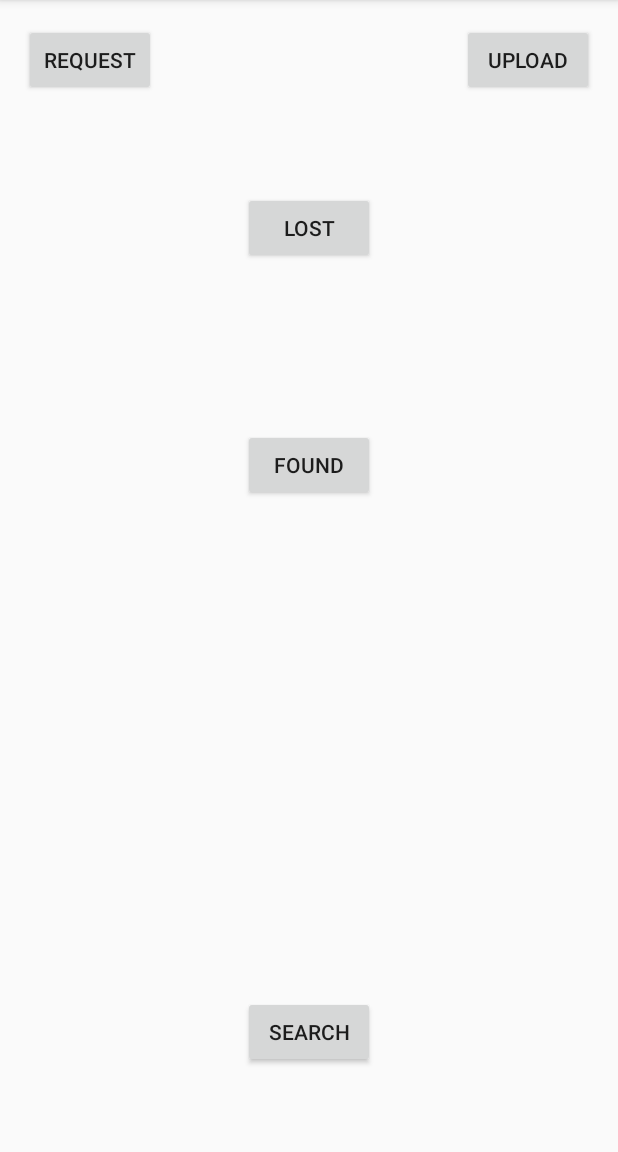
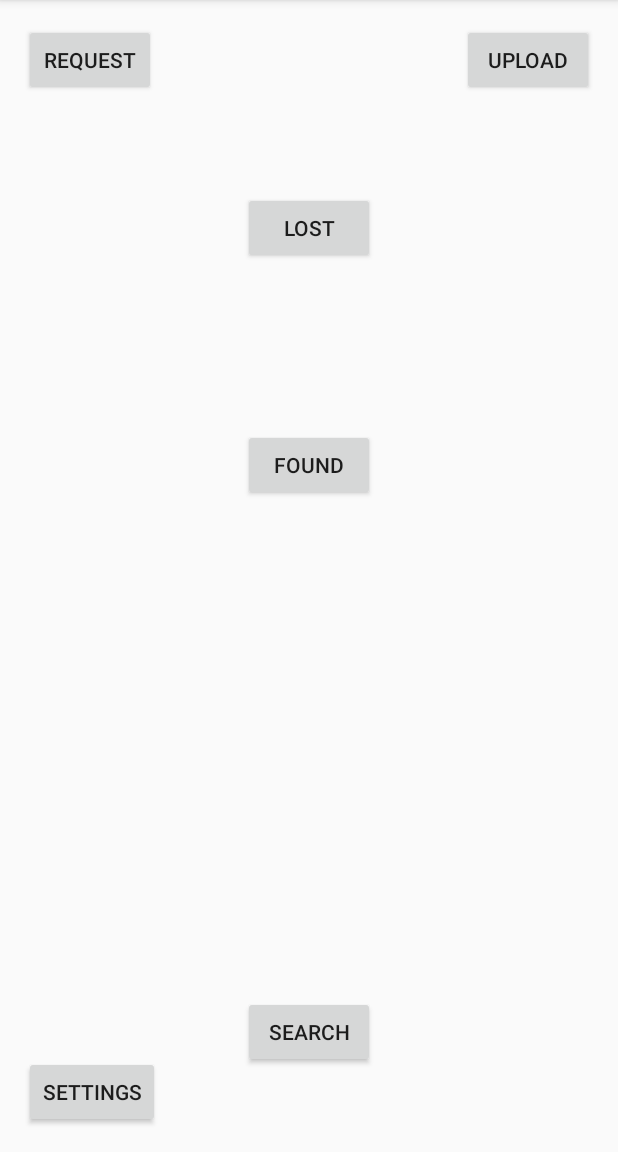
Before and after one commit to Toyboat/F16-ITSMAP-App-Project-Group-25, an Android app: the screen it shows after launch (MainActivity), after a tap on "REQUEST", on a phone screen of 412 x 824 dp, the part 84-1236 px from its top. Run offline under Robolectric (Android 15) with nearby library versions, the phone set to English and light mode, and no system bars; our stand-ins replace Volley; network calls fail.

```diff
--- a/FinalProject/app/build.gradle
+++ b/FinalProject/app/build.gradle
@@ -22,8 +22,9 @@ android {
 dependencies {
     compile fileTree(include: ['*.jar'], dir: 'libs')
     testCompile 'junit:junit:4.12'
+    compile project(':volley')
     compile 'com.android.support:appcompat-v7:23.3.0'
     compile 'com.android.support:support-v4:23.3.0'
     compile 'com.android.support:recyclerview-v7:23.3.0'
-    compile project(':volley')
+    compile 'com.android.support:design:23.3.0'
 }
--- a/FinalProject/app/src/main/java/com/example/victor/finalproject/Helpers/ServerService.java
+++ b/FinalProject/app/src/main/java/com/example/victor/finalproject/Helpers/ServerService.java
@@ -3,6 +3,7 @@ package com.example.victor.finalproject.Helpers;
 import android.app.Service;
 import android.content.Context;
 import android.content.Intent;
+import android.content.SharedPreferences;
 import android.location.Location;
 import android.os.Binder;
 import android.os.IBinder;
@@ -18,6 +19,7 @@ import com.android.volley.toolbox.JsonObjectRequest;
 import com.android.volley.toolbox.StringRequest;
 import com.android.volley.toolbox.Volley;
 import com.example.victor.finalproject.Datacontainers.Item;
+import com.example.victor.finalproject.ProjectConstants;
 import com.example.victor.finalproject.R;
 
 import org.json.JSONArray;
@@ -32,6 +34,8 @@ public class ServerService extends Service {
     //todo: implement server and connect
     public ServerService() {
     }
+
+
     private final IBinder binder = new LocalBinder();
 
     public class LocalBinder extends Binder {
@@ -49,9 +53,13 @@ public class ServerService extends Service {
     public static void searchFor(Context context,Item i)
     {
         RequestQueue requestQueue = Volley.newRequestQueue(context);
-        String address = context.getResources().getString(R.string.server_address);
-        String scriptname = context.getResources().getString(R.string.server_search_script);
-        String url = address + scriptname + "?jsonItem=";
+        SharedPreferences sp = context.getSharedPreferences(context.getString(R.string.shared_prefs_id), Context.MODE_PRIVATE);
+        String address = sp.getString(ProjectConstants.SharedPrefs_ServerAddress,context.getString(R.string.server_address));
+
+               // String address = context.getResources().getString(R.string.server_address);
+        String subdir = context.getString(R.string.server_subdir);
+        String scriptname = context.getString(R.string.server_search_script);
+        String url = "http://" + address+ "/" + subdir + "/" + scriptname + "?jsonItem=";
 
         url += i.toJSONString();
         Log.println(Log.DEBUG,"StringRequest","URL: "+url);
@@ -120,8 +128,9 @@ public class ServerService extends Service {
         //TODO: store data on server
         RequestQueue requestQueue = Volley.newRequestQueue(context);
         String address = context.getResources().getString(R.string.server_address);
+        String subdir = context.getResources().getString(R.string.server_subdir);
         String scriptname = context.getResources().getString(R.string.server_upload_script);
-        String url = address + scriptname;
+        String url = "http://" + address + "/" + subdir + "/" + scriptname;
         //+ "?jsonItem=";
 
         //url += i.toJSONString();
--- a/FinalProject/app/src/main/java/com/example/victor/finalproject/MainActivity.java
+++ b/FinalProject/app/src/main/java/com/example/victor/finalproject/MainActivity.java
@@ -2,6 +2,7 @@ package com.example.victor.finalproject;
 
 import android.content.Context;
 import android.content.Intent;
+import android.content.SharedPreferences;
 import android.graphics.Bitmap;
 import android.os.Build;
 import android.provider.MediaStore;
@@ -19,16 +20,27 @@ import java.util.ArrayList;
 public class MainActivity extends AppCompatActivity {
 
     public final int THUMBNAIL = 667;
+
     private Button lostButton;
     private Button foundButton;
     private Button searchButton;
     private Button requestButton;
     private Button uploadButton;
+    private Button settingsButton;
     private Context context;
     @Override
     protected void onCreate(Bundle savedInstanceState) {
         super.onCreate(savedInstanceState);
         setContentView(R.layout.activity_main);
+
+        SharedPreferences sharedpreferences = getSharedPreferences(getString(R.string.shared_prefs_id), Context.MODE_PRIVATE);
+        SharedPreferences.Editor editor = sharedpreferences.edit();
+        if (!sharedpreferences.contains(ProjectConstants.SharedPrefs_ServerAddress))
+        {
+            editor.putString(ProjectConstants.SharedPrefs_ServerAddress,getString(R.string.server_address));
+            editor.commit();
+        }
+
         context = this;
         lostButton  = (Button) findViewById(R.id.lostButton);
         foundButton = (Button) findViewById(R.id.foundButton);
@@ -36,6 +48,7 @@ public class MainActivity extends AppCompatActivity {
 
         requestButton = (Button) findViewById(R.id.btnRequest);
         uploadButton = (Button) findViewById(R.id.btnUpload);
+        settingsButton  = (Button) findViewById(R.id.btnSettings);
 
         lostButton.setOnClickListener(new View.OnClickListener() {
             @Override
@@ -87,6 +100,14 @@ public class MainActivity extends AppCompatActivity {
 
             }
         });
+
+        settingsButton.setOnClickListener(new View.OnClickListener() {
+            @Override
+            public void onClick(View v) {
+                Intent toSettingsIntent = new Intent(MainActivity.this,SettingsActivity.class);
+                startActivity(toSettingsIntent);
+            }
+        });
     }
 
     @Override
--- a/FinalProject/app/src/main/res/layout/activity_main.xml
+++ b/FinalProject/app/src/main/res/layout/activity_main.xml
@@ -55,4 +55,13 @@
         android:layout_alignParentRight="true"
         android:layout_alignParentEnd="true" />
 
+    <Button
+        android:layout_width="wrap_content"
+        android:layout_height="wrap_content"
+        android:text="Settings"
+        android:id="@+id/btnSettings"
+        android:layout_alignParentBottom="true"
+        android:layout_alignParentLeft="true"
+        android:layout_alignParentStart="true" />
+
 </RelativeLayout>
--- /dev/null
+++ b/FinalProject/app/src/main/res/values-v21/styles.xml
@@ -0,0 +1,9 @@
+<resources>>
+
+    <style name="AppTheme.NoActionBar">
+        <item name="windowActionBar">false</item>
+        <item name="windowNoTitle">true</item>
+        <item name="android:windowDrawsSystemBarBackgrounds">true</item>
+        <item name="android:statusBarColor">@android:color/transparent</item>
+    </style>
+</resources>
--- a/FinalProject/app/src/main/res/values/dimens.xml
+++ b/FinalProject/app/src/main/res/values/dimens.xml
@@ -3,4 +3,5 @@
     <dimen name="activity_horizontal_margin">16dp</dimen>
     <dimen name="activity_vertical_margin">16dp</dimen>
     <dimen name="text_margin">16dp</dimen>
+    <dimen name="fab_margin">16dp</dimen>
 </resources>
--- a/FinalProject/app/src/main/res/values/strings.xml
+++ b/FinalProject/app/src/main/res/values/strings.xml
@@ -6,7 +6,11 @@
     <string name="menu_what">WHAT</string>
     <string name="menu_where">WHERE</string>
     <string name="menu_when">WHEN</string>
-    <string name="server_address">http://192.168.1.153/LostFoundDBHelper/</string>
+    <string name="server_address">LostAndFoundServer.example</string>
+    <string name="server_subdir">LostFoundDBHelper</string>
     <string name="server_search_script">lostSearch.php</string>
     <string name="server_upload_script">uploadFound.php</string>
+    <string name="title_activity_settings">SettingsActivity</string>
+    <string name="shared_prefs_id">com.example.victor.finalproject</string>
+    <string name="SharedPrefs_ServerAddress">serveraddress</string>
 </resources>
--- a/FinalProject/app/src/main/res/values/styles.xml
+++ b/FinalProject/app/src/main/res/values/styles.xml
@@ -8,4 +8,13 @@
         <item name="colorAccent">@color/colorAccent</item>
     </style>
 
+    <style name="AppTheme.NoActionBar">
+        <item name="windowActionBar">false</item>
+        <item name="windowNoTitle">true</item>
+    </style>
+
+    <style name="AppTheme.AppBarOverlay" parent="ThemeOverlay.AppCompat.Dark.ActionBar" />
+
+    <style name="AppTheme.PopupOverlay" parent="ThemeOverlay.AppCompat.Light" />
+
 </resources>
```
Also changed, not shown: FinalProject/app/src/main/AndroidManifest.xml (+7 -1 lines), FinalProject/app/src/main/java/com/example/victor/finalproject/ProjectConstants.java (added, +9 -0 lines), FinalProject/app/src/main/java/com/example/victor/finalproject/SettingsActivity.java (added, +85 -0 lines), FinalProject/app/src/main/res/layout/activity_settings.xml (added, +52 -0 lines).
